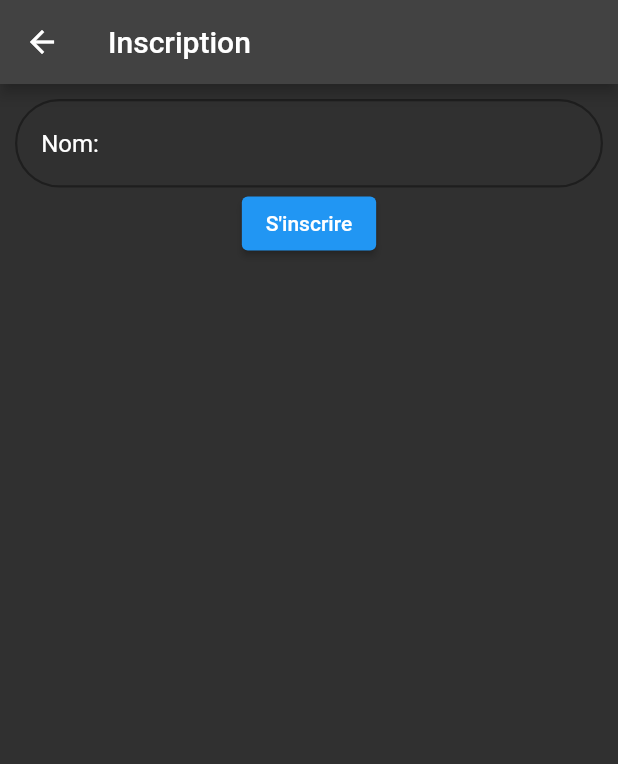
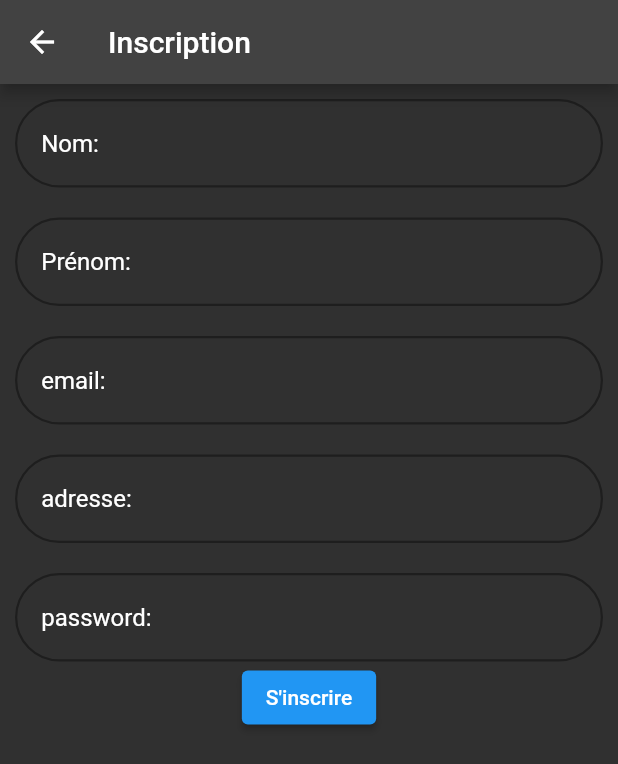
Before and after one commit to vincentpaire42/projet-dev-b2, a Flutter app: the InscriptionPage screen opened directly, on a phone screen of 412 x 824 dp. Shown: the top 764 px of the screen. Run offline on Flutter 3.47's test engine with Material 2 defaults, Android fonts, the phone set to English and light mode, and no system bars; our stand-ins replace cloud_firestore, firebase_core; accounts and stored records are empty.

Commit message:
user bdd

```diff
--- a/lib/Inscription.dart
+++ b/lib/Inscription.dart
@@ -81,17 +81,101 @@ class _InscriptionPageState extends State<InscriptionPage> {
 
         ],
       ),
+
     ),
+      const SizedBox(height: 20),
 
+      ListTile(
+        shape: RoundedRectangleBorder(
+        borderRadius: BorderRadius.circular(43),
+        side: const BorderSide(color: Colors.black38, width: 1.5),
+      ),
+      title: Row(
+        children: [
+          const Text('Prénom: '),
+          Expanded(
+            child: TextField(
+              decoration: const InputDecoration(
+                  border: InputBorder.none
+              ),
+              controller: _prenom,
+            ),
+          ),
+        ],
+      ),
+    ),
+    const SizedBox(height: 20),
+
+      ListTile(
+        shape: RoundedRectangleBorder(
+        borderRadius: BorderRadius.circular(43),
+        side: const BorderSide(color: Colors.black38, width: 1.5),
+      ),
+      title: Row(
+        children: [
+          const Text('email: '),
+          Expanded(
+            child: TextField(
+              decoration: const InputDecoration(
+                  border: InputBorder.none
+              ),
+              controller: _email,
+            ),
+          ),
+        ],
+      ),
+    ),
+    const SizedBox(height: 20),
+
+      ListTile(
+        shape: RoundedRectangleBorder(
+        borderRadius: BorderRadius.circular(43),
+        side: const BorderSide(color: Colors.black38, width: 1.5),
+      ),
+      title: Row(
+        children: [
+          const Text('adresse: '),
+          Expanded(
+            child: TextField(
+              decoration: const InputDecoration(
+                  border: InputBorder.none
+              ),
+              controller: _adressePostal,
+            ),
+          ),
+        ],
+      ),
+    ),
+const SizedBox(height: 20),
+
+      ListTile(
+        shape: RoundedRectangleBorder(
+        borderRadius: BorderRadius.circular(43),
+        side: const BorderSide(color: Colors.black38, width: 1.5),
+      ),
+      title: Row(
+        children: [
+          const Text('password: '),
+          Expanded(
+            child: TextField(
+              decoration: const InputDecoration(
+                  border: InputBorder.none
+              ),
+              controller: _password,
+            ),
+          ),
+        ],
+      ),
+    ),
 
     ElevatedButton(
     onPressed: (){
     FirebaseFirestore.instance.collection('user').add({
-    // 'first_name': _prenom,
-    'nom': _nom.value.text,
-
-    // 'email': _email,
-    // 'password': _password,
+    'first_name': _prenom.value.text,
+    'last_name': _nom.value.text,
+    'postal_address': _adressePostal.value.text,
+    'email': _email.value.text,
+    'password': _password.value.text,
 
     });
     // Navigator.pop(InscriptionPage);
--- a/lib/main.dart
+++ b/lib/main.dart
@@ -30,7 +30,19 @@ class HomePage extends StatelessWidget {
     return Scaffold(
       appBar: AppBar(
         title: const Text('Flutter Firebase'),
+        leading: IconButton(
+          icon: const Icon(Icons.add),
+          onPressed: (){
+            Navigator.of(context).push(
+              MaterialPageRoute(builder: (BuildContext context){
+                return const  InscriptionPage();
+              },)
+            );
+          }
+          ,
+        ),
       ),
+
       body: MoviesInformation(),
     );
   }
@@ -69,6 +81,7 @@ class _MoviesInformationState extends State<MoviesInformation> {
             }
             return ListTile(
               title: Text(name),
+
             );
           }).toList(),
         );
```
